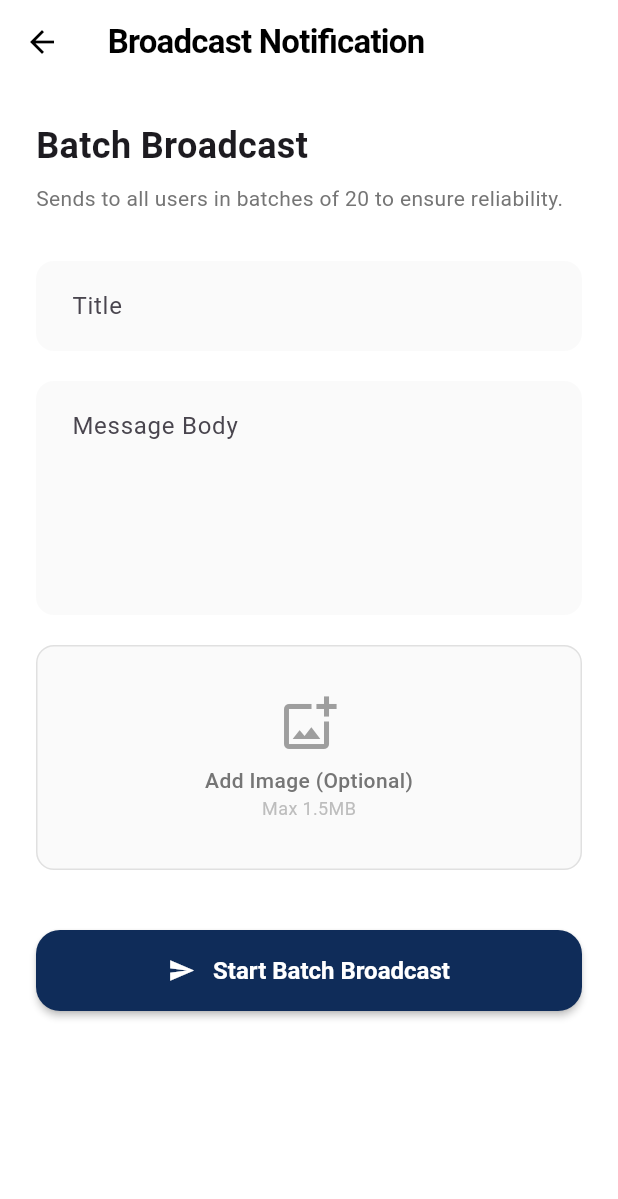
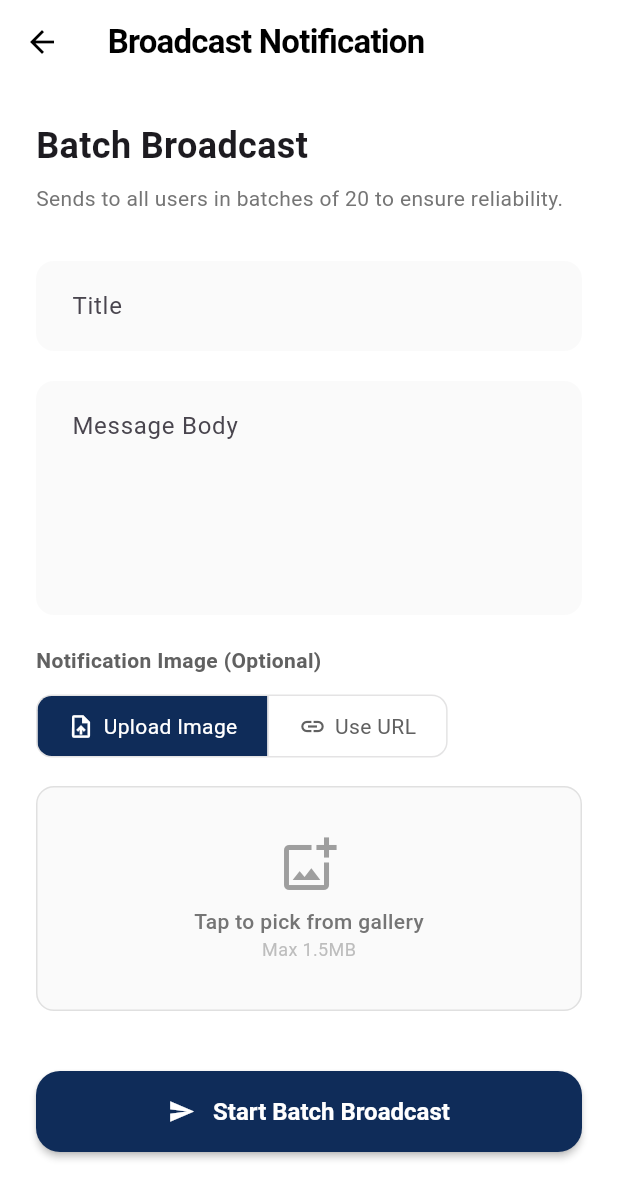
Before and after one commit to deeps00007/real_estate_owner_app, a Flutter app: the SendNotificationScreen screen opened directly with empty values, on a phone screen of 412 x 824 dp. Shown: the top 1199 px of the screen. Run offline on Flutter 3.47's test engine with Material 3 defaults, Android fonts, the phone set to English and light mode, and no system bars; our stand-ins replace bloc, cached_network_image, chewie, cloud_firestore, equatable, firebase_auth and 14 more; missing offline and left inert: flutter_map_smart; accounts and stored records are empty; network calls fail.

Commit message:
notification check

```diff
--- a/lib/features/admin/send_notification_screen.dart
+++ b/lib/features/admin/send_notification_screen.dart
@@ -18,16 +18,20 @@ class _SendNotificationScreenState extends State<SendNotificationScreen> {
   final _formKey = GlobalKey<FormState>();
   final _titleController = TextEditingController();
   final _bodyController = TextEditingController();
+  final _imageUrlController = TextEditingController();
   File? _imageFile;
   bool _isLoading = false;
   double _progress = 0.0;
   String _statusMessage = '';
   bool _isSending = false;
+  // 'upload' = pick from gallery, 'url' = paste a URL
+  String _imageMode = 'upload';
 
   @override
   void dispose() {
     _titleController.dispose();
     _bodyController.dispose();
+    _imageUrlController.dispose();
     super.dispose();
   }
 
@@ -70,11 +74,14 @@ class _SendNotificationScreenState extends State<SendNotificationScreen> {
 
     try {
       String? imageUrl;
-      // 1. Upload Image if selected
-      if (_imageFile != null) {
+      // 1. Resolve image: upload file OR use URL directly
+      if (_imageMode == 'upload' && _imageFile != null) {
         setState(() => _statusMessage = 'Uploading image...');
         final imageKitService = ImageKitService();
         imageUrl = await imageKitService.uploadImage(_imageFile!);
+      } else if (_imageMode == 'url') {
+        final url = _imageUrlController.text.trim();
+        if (url.isNotEmpty) imageUrl = url;
       }
 
       setState(() => _statusMessage = 'Fetching users...');
@@ -163,6 +170,7 @@ class _SendNotificationScreenState extends State<SendNotificationScreen> {
                   Navigator.pop(context);
                   _titleController.clear();
                   _bodyController.clear();
+                  _imageUrlController.clear();
                   setState(() {
                     _imageFile = null;
                     _isLoading = false;
@@ -259,7 +267,58 @@ class _SendNotificationScreenState extends State<SendNotificationScreen> {
               ),
               const SizedBox(height: 20),
 
-              // Image Picker
+              // --- Image Mode Toggle ---
+              Text(
+                'Notification Image (Optional)',
+                style: TextStyle(
+                  fontWeight: FontWeight.w600,
+                  color: Colors.grey[700],
+                ),
+              ),
+              const SizedBox(height: 10),
+              ToggleButtons(
+                isSelected: [_imageMode == 'upload', _imageMode == 'url'],
+                onPressed: _isSending
+                    ? null
+                    : (index) {
+                        setState(() {
+                          _imageMode = index == 0 ? 'upload' : 'url';
+                          _imageFile = null;
+                          _imageUrlController.clear();
+                        });
+                      },
+                borderRadius: BorderRadius.circular(10),
+                selectedColor: Colors.white,
+                fillColor: const Color(0xFF0F2C59),
+                color: Colors.grey[700],
+                constraints: const BoxConstraints(minHeight: 40),
+                children: const [
+                  Padding(
+                    padding: EdgeInsets.symmetric(horizontal: 20),
+                    child: Row(
+                      children: [
+                        Icon(Icons.upload_file, size: 18),
+                        SizedBox(width: 6),
+                        Text('Upload Image'),
+                      ],
+                    ),
+                  ),
+                  Padding(
+                    padding: EdgeInsets.symmetric(horizontal: 20),
+                    child: Row(
+                      children: [
+                        Icon(Icons.link, size: 18),
+                        SizedBox(width: 6),
+                        Text('Use URL'),
+                      ],
+                    ),
+                  ),
+                ],
+              ),
+              const SizedBox(height: 16),
+
+              // Upload Mode
+              if (_imageMode == 'upload')
                 GestureDetector(
                   onTap: _isSending ? null : _pickImage,
                   child: Container(
@@ -310,7 +369,7 @@ class _SendNotificationScreenState extends State<SendNotificationScreen> {
                               ),
                               const SizedBox(height: 8),
                               Text(
-                              'Add Image (Optional)',
+                                'Tap to pick from gallery',
                                 style: TextStyle(
                                   color: Colors.grey[600],
                                   fontWeight: FontWeight.w500,
@@ -327,6 +386,31 @@ class _SendNotificationScreenState extends State<SendNotificationScreen> {
                           ),
                   ),
                 ),
+
+              // URL Mode
+              if (_imageMode == 'url') ...[
+                TextFormField(
+                  controller: _imageUrlController,
+                  enabled: !_isSending,
+                  decoration: InputDecoration(
+                    labelText: 'Image URL',
+                    hintText: 'https://example.com/image.jpg',
+                    prefixIcon: const Icon(Icons.link),
+                    border: OutlineInputBorder(
+                      borderRadius: BorderRadius.circular(12),
+                    ),
+                    filled: true,
+                    fillColor: Colors.grey[50],
+                  ),
+                  keyboardType: TextInputType.url,
+                ),
+                const SizedBox(height: 8),
+                Text(
+                  'Paste a publicly accessible image URL. It must end in .jpg, .png, etc. and be reachable by FCM.',
+                  style: TextStyle(fontSize: 12, color: Colors.orange[700]),
+                ),
+              ],
+
               const SizedBox(height: 40),
 
               // Progress Bar
```
Also changed, not shown: lib/features/promotion/floating_promotion_video.dart (+6 -6 lines), 1 other file. Lines whose indentation alone changed are shown as unchanged.
